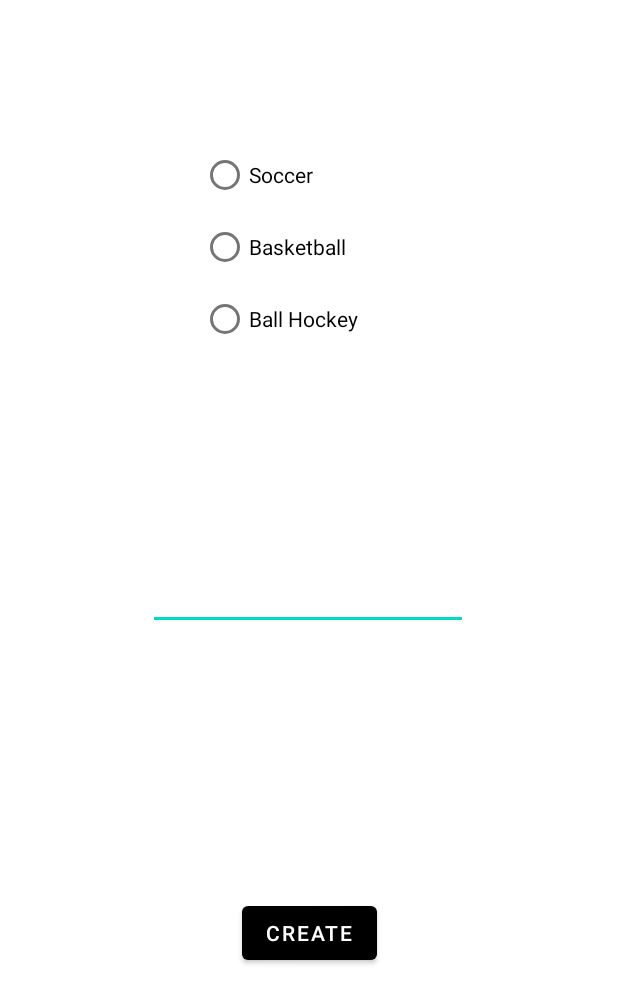
After one commit to monamoe/TeamUp, an Android app: the CreateEvent screen opened directly, with no data from a screen before it, on a phone screen of 412 x 824 dp. The commit adds this screen. Shown: the top 1004 px of the screen. Run offline under Robolectric (Android 15) with nearby library versions, the phone set to English and light mode, and no system bars; libraries missing offline, so code that uses them is left out: com.parse.

Commit message:
Basic Event Creation
Created event create activity and backend creation

```diff
--- a/app/build.gradle
+++ b/app/build.gradle
@@ -41,6 +41,7 @@ dependencies {
     implementation 'androidx.constraintlayout:constraintlayout:2.0.4'
     implementation 'com.google.android.gms:play-services-maps:17.0.0'
     implementation "com.google.android.gms:play-services-location:15.0.1"
+    implementation 'com.google.android.libraries.places:places:2.4.0'
     testImplementation 'junit:junit:4.+'
     androidTestImplementation 'androidx.test.ext:junit:1.1.2'
     androidTestImplementation 'androidx.test.espresso:espresso-core:3.3.0'
--- a/app/src/main/AndroidManifest.xml
+++ b/app/src/main/AndroidManifest.xml
@@ -18,7 +18,8 @@
         android:roundIcon="@mipmap/ic_launcher_round"
         android:supportsRtl="true"
         android:theme="@style/Theme.SportsBuddyApp">
-        <activity android:name=".ProfilePage"></activity>
+        <activity android:name=".CreateEvent"></activity>
+        <activity android:name=".ProfilePage" />
         <!--
                Set to true if your app is Standalone, that is, it does not require the handheld
                app to run.
--- /dev/null
+++ b/app/src/main/java/app/helloteam/sportsbuddyapp/CreateEvent.kt
@@ -0,0 +1,59 @@
+package app.helloteam.sportsbuddyapp
+
+import android.app.Activity
+import android.app.Dialog
+import android.app.TimePickerDialog
+import android.content.Intent
+import android.icu.util.Calendar
+import androidx.appcompat.app.AppCompatActivity
+import android.os.Bundle
+import android.text.format.DateFormat
+import android.util.Log
+import android.widget.*
+import androidx.fragment.app.DialogFragment
+import com.google.android.gms.common.api.Status
+import com.google.android.libraries.places.api.Places
+import com.google.android.libraries.places.api.model.Place
+import com.google.android.libraries.places.api.model.TypeFilter
+import com.google.android.libraries.places.widget.Autocomplete
+import com.google.android.libraries.places.widget.AutocompleteActivity
+import com.google.android.libraries.places.widget.AutocompleteSupportFragment
+import com.google.android.libraries.places.widget.listener.PlaceSelectionListener
+import com.google.android.libraries.places.widget.model.AutocompleteActivityMode
+import com.parse.ParseUser
+import java.util.*
+
+class CreateEvent : AppCompatActivity() {
+    private val AUTOCOMPLETE_REQUEST_CODE = 1
+    override fun onCreate(savedInstanceState: Bundle?) {
+        super.onCreate(savedInstanceState)
+        setContentView(R.layout.activity_create_event)
+
+        val sportType= findViewById<RadioGroup>(R.id.SportType)
+        val address = findViewById<EditText>(R.id.AddressTxt)
+        val createBtn = findViewById<Button>(R.id.CreateBtn)
+        var sportSelection : SportTypes =SportTypes.NONE
+        sportType.setOnCheckedChangeListener { group, checkedId ->
+            if (checkedId==R.id.SoccerBtn){
+                sportSelection= SportTypes.SOCCER
+            }
+            if (checkedId==R.id.BasketballBtn){
+                sportSelection=SportTypes.BASKETBALL
+            }
+            if(checkedId==R.id.HockeyBtn){
+                sportSelection=SportTypes.BallHockey
+            }
+        }
+
+        createBtn.setOnClickListener {
+            if (!address.text.toString().equals("")&& sportSelection!=SportTypes.NONE){
+                var se = SportEvents(sportSelection, address.text.toString(), ParseUser.getCurrentUser().username);
+                ParseCode.EventCreation(se)
+            }else{
+               Toast.makeText(this,"Please enter all fields", Toast.LENGTH_SHORT).show()
+            }
+        }
+
+    }
+
+}
--- a/app/src/main/java/app/helloteam/sportsbuddyapp/LandingPageActivity.kt
+++ b/app/src/main/java/app/helloteam/sportsbuddyapp/LandingPageActivity.kt
@@ -20,7 +20,7 @@ class LandingPageActivity : AppCompatActivity() {
         val logoutBtn = findViewById<Button>(R.id.LogoutBtn)//gets logout button id
         val profileBtn = findViewById<Button>(R.id.ToProfileBtn) // gets profile button id
         val mapBtn = findViewById<Button>(R.id.mapBtn)//switch to map layout
-
+        val createEventBtn = findViewById<Button>(R.id.CreateEventBtn)//create event layout
 
         logoutBtn.setOnClickListener {//logs user out when they click the logout button
             UserHandling.Logout()
@@ -39,6 +39,10 @@ class LandingPageActivity : AppCompatActivity() {
             startActivity(intent)
         }
 
+        createEventBtn.setOnClickListener{
+            val intent = Intent(this, CreateEvent::class.java)
+            startActivity(intent)
+        }
 
     }
 
--- /dev/null
+++ b/app/src/main/java/app/helloteam/sportsbuddyapp/SportEvents.kt
@@ -0,0 +1,6 @@
+package app.helloteam.sportsbuddyapp
+
+class SportEvents constructor(val type: SportTypes, val address: String, val userName: String) {
+
+
+}
--- /dev/null
+++ b/app/src/main/java/app/helloteam/sportsbuddyapp/SportTypes.kt
@@ -0,0 +1,6 @@
+package app.helloteam.sportsbuddyapp
+
+enum class SportTypes(val sport: String) {
+    NONE(""), SOCCER("Soccer"), BASKETBALL("Basketball"),
+    BallHockey("Ball Hockey")
+}
--- /dev/null
+++ b/app/src/main/res/layout/activity_create_event.xml
@@ -0,0 +1,66 @@
+<?xml version="1.0" encoding="utf-8"?>
+<androidx.constraintlayout.widget.ConstraintLayout xmlns:android="http://schemas.android.com/apk/res/android"
+    xmlns:app="http://schemas.android.com/apk/res-auto"
+    xmlns:tools="http://schemas.android.com/tools"
+    android:layout_width="match_parent"
+    android:layout_height="match_parent"
+    tools:context=".CreateEvent">
+
+    <EditText
+        android:id="@+id/AddressTxt"
+        android:layout_width="wrap_content"
+        android:layout_height="wrap_content"
+        android:ems="10"
+        android:inputType="textPostalAddress"
+        app:layout_constraintBottom_toBottomOf="parent"
+        app:layout_constraintEnd_toEndOf="parent"
+        app:layout_constraintHorizontal_bias="0.497"
+        app:layout_constraintStart_toStartOf="parent"
+        app:layout_constraintTop_toBottomOf="@+id/SportType"
+        app:layout_constraintVertical_bias="0.236" />
+
+    <Button
+        android:id="@+id/CreateBtn"
+        android:layout_width="wrap_content"
+        android:layout_height="wrap_content"
+        android:text="Create"
+        app:layout_constraintBottom_toBottomOf="parent"
+        app:layout_constraintEnd_toEndOf="parent"
+        app:layout_constraintStart_toStartOf="parent"
+        app:layout_constraintTop_toBottomOf="@+id/AddressTxt" />
+
+    <RadioGroup
+        android:id="@+id/SportType"
+        android:layout_width="139dp"
+        android:layout_height="157dp"
+        app:layout_constraintBottom_toBottomOf="parent"
+        app:layout_constraintEnd_toEndOf="parent"
+        app:layout_constraintHorizontal_bias="0.492"
+        app:layout_constraintStart_toStartOf="parent"
+        app:layout_constraintTop_toTopOf="parent"
+        app:layout_constraintVertical_bias="0.139">
+
+        <RadioButton
+            android:id="@+id/SoccerBtn"
+            android:layout_width="match_parent"
+            android:layout_height="wrap_content"
+            android:text="Soccer" />
+
+        <RadioButton
+            android:id="@+id/BasketballBtn"
+            android:layout_width="match_parent"
+            android:layout_height="wrap_content"
+            android:text="Basketball"
+            tools:layout_editor_absoluteX="134dp"
+            tools:layout_editor_absoluteY="128dp" />
+
+        <RadioButton
+            android:id="@+id/HockeyBtn"
+            android:layout_width="match_parent"
+            android:layout_height="wrap_content"
+            android:text="Ball Hockey"
+            tools:layout_editor_absoluteX="134dp"
+            tools:layout_editor_absoluteY="176dp" />
+    </RadioGroup>
+
+</androidx.constraintlayout.widget.ConstraintLayout>
```
Also changed, not shown: app/src/main/java/app/helloteam/sportsbuddyapp/ParseCode.kt (+7 -25 lines), app/src/main/res/layout/activity_landing_page.xml (+11 -0 lines).
